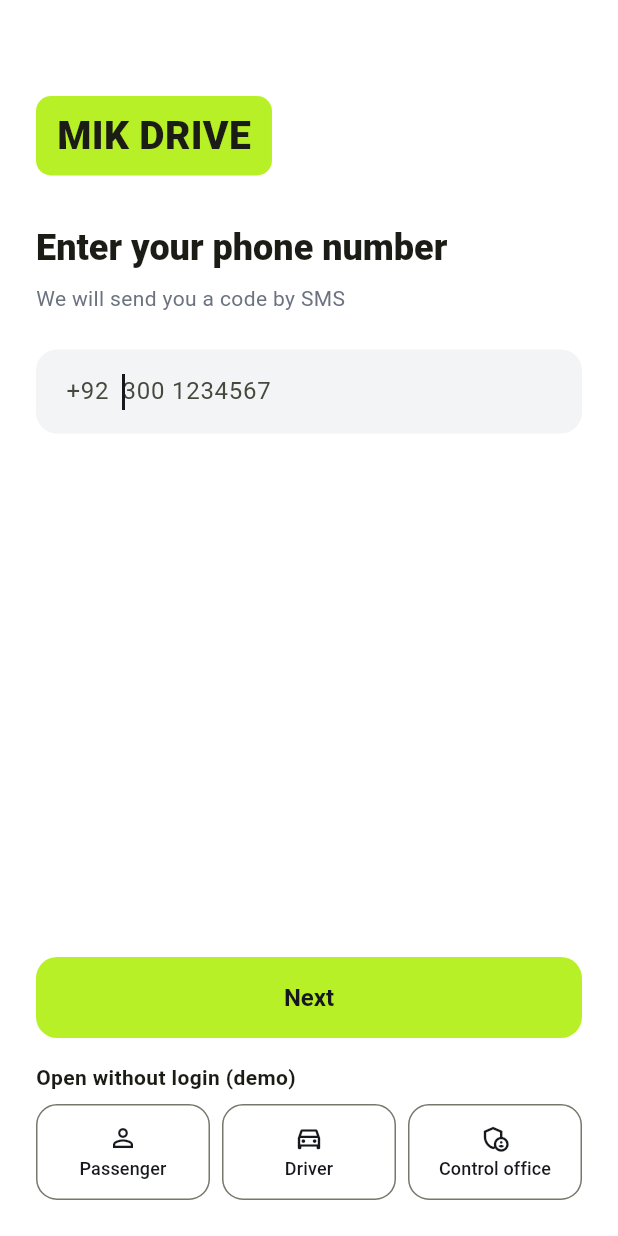
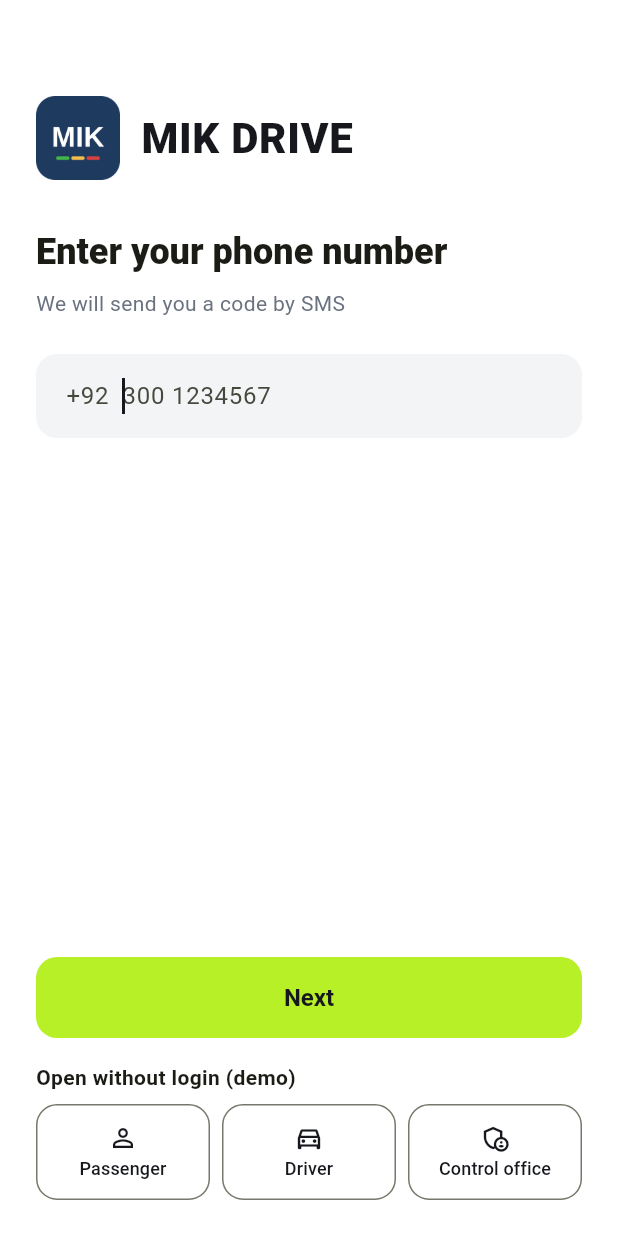
Before and after one commit to miqballhr9-lab/go-ride, a Flutter app: the screen it shows after launch, on a phone screen of 412 x 824 dp. Run offline on Flutter 3.47's test engine with Material 3 defaults, Android fonts, the phone set to English and light mode, and no system bars; our stand-ins replace flutter_map, latlong2; accounts and stored records are empty.

Commit message:
Use the MIK logo for MIK DRIVE
Same logo as MIK LEDGER: in-app logo on login and control office, Android launcher icons, iOS app icons, web favicon and PWA icons.

Co-Authored-By: Claude Opus 5.5 <noreply@anthropic.com>
Claude-Session: https://claude.ai/code/session_01BRYDasa9vMcyHgqwWPmJDF

```diff
--- a/lib/admin/admin_login.dart
+++ b/lib/admin/admin_login.dart
@@ -4,6 +4,7 @@ import '../main.dart';
 import '../models.dart';
 import '../store.dart';
 import '../theme.dart';
+import '../widgets/common.dart';
 
 class AdminLoginScreen extends StatefulWidget {
   const AdminLoginScreen({super.key});
@@ -49,7 +50,7 @@ class _AdminLoginScreenState extends State<AdminLoginScreen> {
               child: Padding(
                 padding: const EdgeInsets.all(24),
                 child: Column(mainAxisSize: MainAxisSize.min, crossAxisAlignment: CrossAxisAlignment.stretch, children: [
-                  const Text('MIK DRIVE', style: TextStyle(fontSize: 24, fontWeight: FontWeight.w900)),
+                  const Align(alignment: Alignment.centerLeft, child: MikLogo(size: 44)),
                   const Text('Control office', style: TextStyle(color: AppColors.muted)),
                   const SizedBox(height: 24),
                   TextField(controller: user, decoration: const InputDecoration(labelText: 'Username')),
--- a/lib/admin/admin_shell.dart
+++ b/lib/admin/admin_shell.dart
@@ -138,11 +138,8 @@ class _AdminShellState extends State<AdminShell> {
           crossAxisAlignment: CrossAxisAlignment.stretch,
           children: [
             const Padding(
-              padding: EdgeInsets.fromLTRB(20, 20, 20, 4),
-              child: Text(
-                'MIK DRIVE',
-                style: TextStyle(color: AppColors.brand, fontSize: 22, fontWeight: FontWeight.w900),
-              ),
+              padding: EdgeInsets.fromLTRB(20, 20, 20, 6),
+              child: Align(alignment: Alignment.centerLeft, child: MikLogo(size: 36, nameColor: Colors.white)),
             ),
             Padding(
               padding: const EdgeInsets.fromLTRB(20, 0, 20, 12),
--- a/lib/screens/login_screen.dart
+++ b/lib/screens/login_screen.dart
@@ -4,6 +4,7 @@ import '../main.dart';
 import '../models.dart';
 import '../store.dart';
 import '../theme.dart';
+import '../widgets/common.dart';
 
 class LoginScreen extends StatefulWidget {
   const LoginScreen({super.key});
@@ -105,15 +106,7 @@ class _LoginScreenState extends State<LoginScreen> {
                   children: [
                     if (step == _Step.phone) ...[
                       const SizedBox(height: 40),
-                      Container(
-                        padding: const EdgeInsets.symmetric(horizontal: 14, vertical: 8),
-                        decoration: BoxDecoration(
-                          color: AppColors.brand,
-                          borderRadius: BorderRadius.circular(10),
-                        ),
-                        child: const Text('MIK DRIVE',
-                            style: TextStyle(fontSize: 26, fontWeight: FontWeight.w900)),
-                      ),
+                      const MikLogo(size: 56),
                       const SizedBox(height: 32),
                     ],
                     Text(_title,
--- a/lib/widgets/common.dart
+++ b/lib/widgets/common.dart
@@ -10,6 +10,26 @@ import '../screens/support/support_home.dart';
 import '../screens/wallet_screen.dart';
 import '../store.dart';
 import '../theme.dart';
+
+/// MIK ka logo (MIK Ledger wala), naam ke saath ya akela.
+class MikLogo extends StatelessWidget {
+  final double size;
+  final bool withName;
+  final Color nameColor;
+  const MikLogo({super.key, this.size = 48, this.withName = true, this.nameColor = AppColors.dark});
+
+  @override
+  Widget build(BuildContext context) {
+    final logo = Image.asset('assets/mik_logo.png', width: size, height: size, semanticLabel: 'MIK logo');
+    if (!withName) return logo;
+    return Row(mainAxisSize: MainAxisSize.min, children: [
+      logo,
+      SizedBox(width: size * 0.25),
+      Text('MIK DRIVE',
+          style: TextStyle(fontSize: size * 0.5, fontWeight: FontWeight.w900, color: nameColor, letterSpacing: 0.5)),
+    ]);
+  }
+}
 
 String pkr(int amount) => amount < 0 ? '-Rs ${-amount}' : 'Rs $amount';
 
--- a/pubspec.yaml
+++ b/pubspec.yaml
@@ -60,7 +60,8 @@ flutter:
   uses-material-design: true
 
   # To add assets to your application, add an assets section, like this:
-  # assets:
+  assets:
+    - assets/mik_logo.png
   #   - images/a_dot_burr.jpeg
   #   - images/a_dot_ham.jpeg
 
```
Also changed, not shown: assets/mik_logo.png (added), assets/mik_logo.svg (added), 26 other files.
